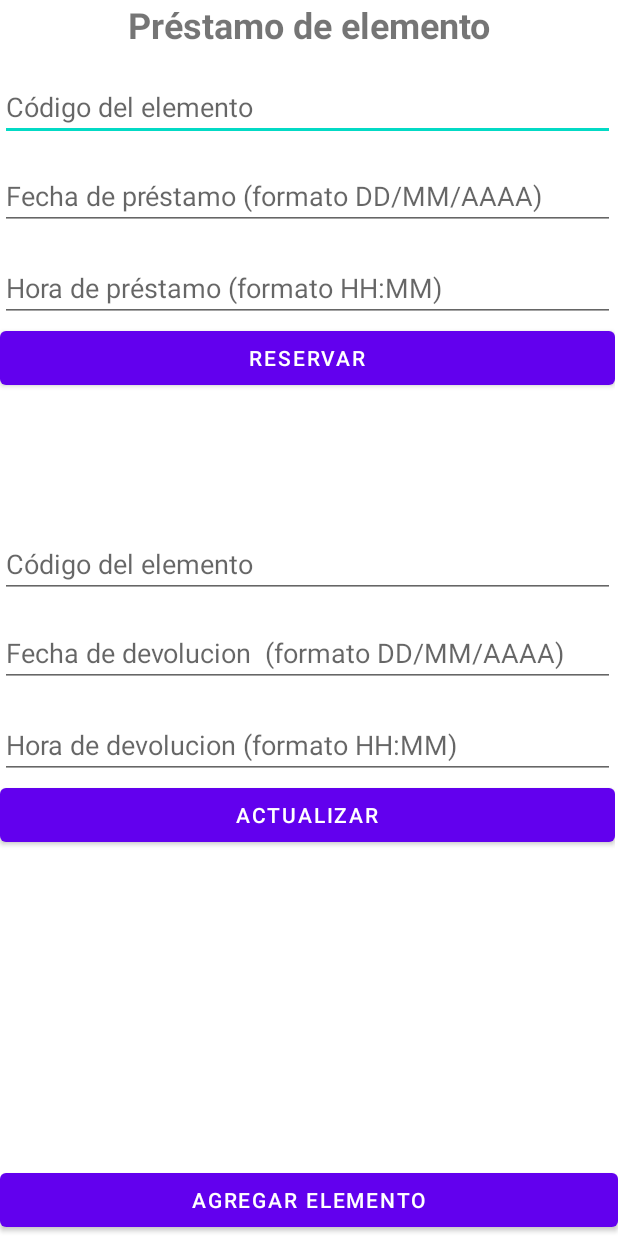
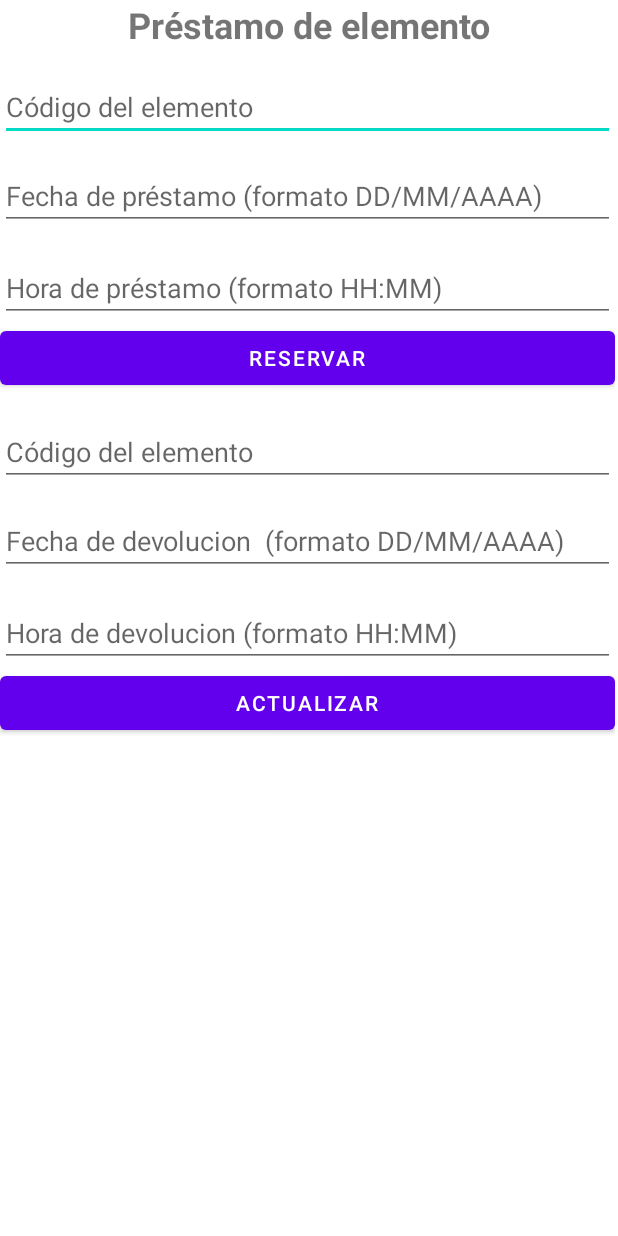
Before and after one commit to PolloDiego159/ReservaLibre, an Android app: the Admin screen opened directly, with no data from a screen before it, on a phone screen of 412 x 824 dp. Run offline under Robolectric (Android 15) with nearby library versions, the phone set to English and light mode, and no system bars.

Commit message:
Version 11
Cambio de botones de admin, y mensajes nuevos al presionar los botones

```diff
--- a/app/build.gradle.kts
+++ b/app/build.gradle.kts
@@ -5,12 +5,12 @@ plugins {
 
 android {
     namespace = "com.example.intentovacio"
-    compileSdk = 33
+    compileSdk = 34
 
     defaultConfig {
         applicationId = "com.example.intentovacio"
         minSdk = 26
-        targetSdk = 33
+        targetSdk = 34
         versionCode = 1
         versionName = "1.0"
 
--- a/app/src/main/java/com/example/intentovacio/Activity/Admin.java
+++ b/app/src/main/java/com/example/intentovacio/Activity/Admin.java
@@ -1,10 +1,10 @@
 package com.example.intentovacio.Activity;
 
-import android.content.Intent;
 import android.os.Bundle;
 import android.view.View;
 import android.widget.Button;
 import android.widget.EditText;
+import android.widget.Toast;
 
 import androidx.appcompat.app.AppCompatActivity;
 
@@ -14,7 +14,9 @@ public class Admin extends AppCompatActivity {
 
     EditText codigopre, fechapre, horapre, codigode, fechade, horade;
     private Button prestamo, actualizar, addelemento;
-    protected void onCreate(Bundle savedInstanceState){
+
+    @Override
+    protected void onCreate(Bundle savedInstanceState) {
         super.onCreate(savedInstanceState);
         setContentView(R.layout.activity_admin);
 
@@ -28,32 +30,21 @@ public class Admin extends AppCompatActivity {
 
         prestamo = findViewById(R.id.btn_reserva);
         actualizar = findViewById(R.id.btn_actualizar);
-        addelemento = findViewById(R.id.btn_agregar);
 
         prestamo.setOnClickListener(new View.OnClickListener() {
             @Override
             public void onClick(View v) {
-                //Hacer proceso para marcar el elemento que se presta
-                //myDB.añadir_usuario(correo.getText().toString().trim(), clave.getText().toString().trim());
+                // Mostrar mensaje de reservado
+                Toast.makeText(Admin.this, "Reservado", Toast.LENGTH_SHORT).show();
             }
         });
 
         actualizar.setOnClickListener(new View.OnClickListener() {
             @Override
             public void onClick(View v) {
-                //Hacer para desmarcar el elemento que fue prestado
-                //myDB.añadir_usuario(correo.getText().toString().trim(), clave.getText().toString().trim());
+                // Mostrar mensaje de actualizado
+                Toast.makeText(Admin.this, "Actualizado", Toast.LENGTH_SHORT).show();
             }
         });
-
-        addelemento.setOnClickListener(new View.OnClickListener() {
-            @Override
-            public void onClick(View v) {
-                startActivity(new Intent(Admin.this, Adicion.class));
-            }
-        });
-
-
     }
-
 }
--- a/app/src/main/java/com/example/intentovacio/Activity/Login.java
+++ b/app/src/main/java/com/example/intentovacio/Activity/Login.java
@@ -74,10 +74,10 @@ public class Login extends AppCompatActivity {
             if (clave.equals(clave1)){
                 if(admin){
                     startActivity(new Intent(Login.this, Admin.class));
-                    Toast.makeText(this, "Aprovado", Toast.LENGTH_SHORT).show();
+                    Toast.makeText(this, "Aprobado", Toast.LENGTH_SHORT).show();
                 }else{
                     startActivity(new Intent(Login.this, MainActivity.class));
-                    Toast.makeText(this, "Aprovado", Toast.LENGTH_SHORT).show();
+                    Toast.makeText(this, "Aprobado", Toast.LENGTH_SHORT).show();
                 }
 
             }else{
--- a/app/src/main/res/layout/activity_admin.xml
+++ b/app/src/main/res/layout/activity_admin.xml
@@ -4,24 +4,6 @@
     xmlns:tools="http://schemas.android.com/tools"
     android:layout_width="match_parent"
     android:layout_height="match_parent">
-
-    <TextView
-        android:id="@+id/textView2"
-        android:layout_width="wrap_content"
-        android:layout_height="wrap_content"
-        android:text="Préstamo de elemento"
-        android:textSize="24sp"
-        android:textStyle="bold"
-        app:layout_constraintBottom_toTopOf="@+id/imageView"
-        app:layout_constraintEnd_toEndOf="parent"
-        app:layout_constraintStart_toStartOf="parent" />
-
-    <Button
-        android:id="@+id/btn_agregar"
-        android:layout_width="match_parent"
-        android:layout_height="wrap_content"
-        android:text="Agregar elemento"
-        app:layout_constraintBottom_toBottomOf="parent" />
 
     <LinearLayout
         android:id="@+id/linearLayout0"
@@ -58,7 +40,8 @@
             android:id="@+id/btn_reserva"
             android:layout_width="match_parent"
             android:layout_height="wrap_content"
-            android:text="Reservar" />
+            android:text="Reservar"
+            android:onClick="Reservar"/>
 
     </LinearLayout>
 
@@ -66,10 +49,8 @@
         android:id="@+id/linearLayout1"
         android:layout_width="0dp"
         android:layout_height="wrap_content"
-        android:layout_marginTop="128dp"
         android:orientation="vertical"
-        app:layout_constraintBottom_toTopOf="@+id/btn_agregar"
-        app:layout_constraintTop_toBottomOf="@+id/linearLayout1">
+        app:layout_constraintTop_toBottomOf="@+id/linearLayout0">
 
         <EditText
             android:id="@+id/de_codigo_elemento"
@@ -103,4 +84,15 @@
 
     </LinearLayout>
 
+    <TextView
+        android:id="@+id/textView2"
+        android:layout_width="wrap_content"
+        android:layout_height="wrap_content"
+        android:text="Préstamo de elemento"
+        android:textSize="24sp"
+        android:textStyle="bold"
+        app:layout_constraintBottom_toTopOf="@+id/imageView"
+        app:layout_constraintEnd_toEndOf="parent"
+        app:layout_constraintStart_toStartOf="parent" />
+
 </androidx.constraintlayout.widget.ConstraintLayout>
```
